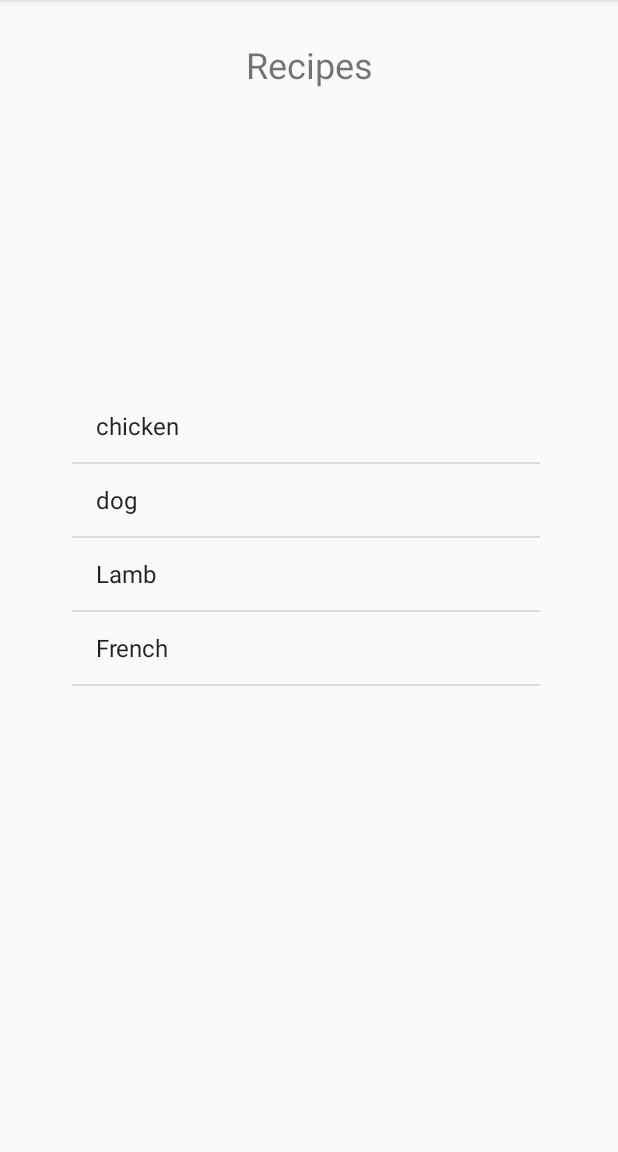
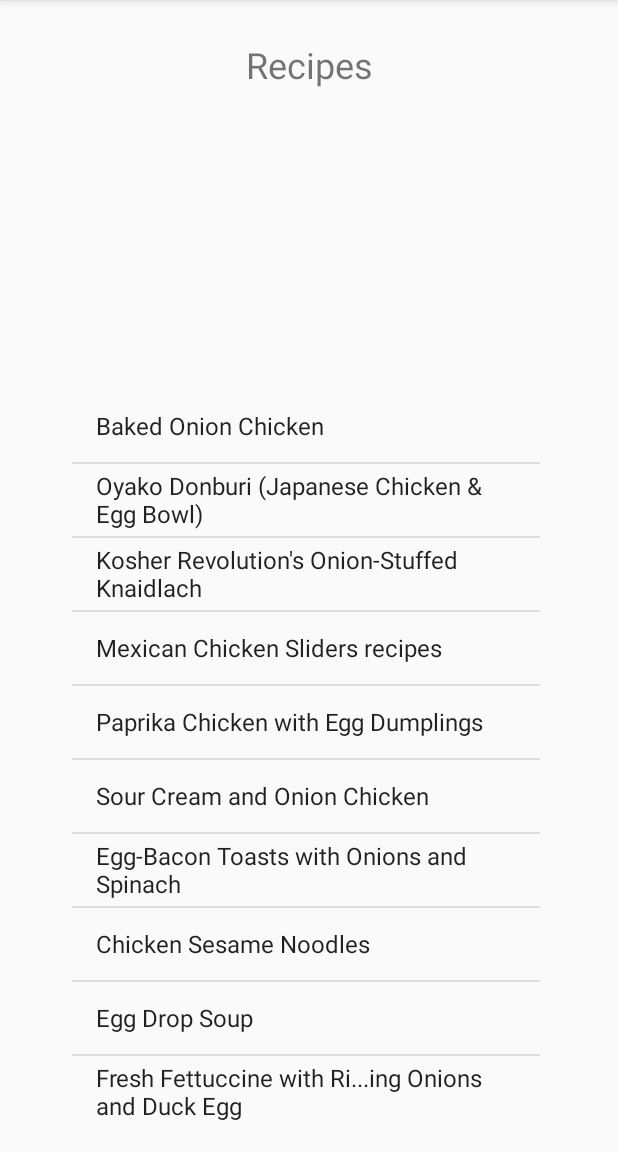
Before and after one commit to ChuckeyTheBear/CS125MP6, an Android app: the screen it shows after launch (Recipe_List_Screen), after a tap on "Get Recipes!", on a phone screen of 412 x 824 dp, the part 84-1236 px from its top. Run offline under Robolectric (Android 15) with nearby library versions, the phone set to English and light mode, and no system bars.

```diff
--- a/app/build.gradle
+++ b/app/build.gradle
@@ -20,6 +20,7 @@ android {
 }
 
 dependencies {
+    compile 'com.android.volley:volley:1.1.1'
     implementation fileTree(include: ['*.jar'], dir: 'libs')
     implementation 'com.android.support:appcompat-v7:28.0.0'
     implementation 'com.android.support.constraint:constraint-layout:1.1.3'
--- a/app/src/main/AndroidManifest.xml
+++ b/app/src/main/AndroidManifest.xml
@@ -1,6 +1,8 @@
 <?xml version="1.0" encoding="utf-8"?>
 <manifest xmlns:android="http://schemas.android.com/apk/res/android"
     package="none.cs125mp6">
+
+    <uses-permission android:name="android.permission.INTERNET" />
 
     <application
         android:allowBackup="true"
@@ -16,7 +18,7 @@
                 <category android:name="android.intent.category.LAUNCHER" />
             </intent-filter>
         </activity>
-        <activity android:name=".Recipe_List_Screen"></activity>
+        <activity android:name=".Recipe_List_Screen" />
     </application>
 
 </manifest>
--- a/app/src/main/java/none/cs125mp6/MainActivity.java
+++ b/app/src/main/java/none/cs125mp6/MainActivity.java
@@ -58,6 +58,7 @@ public class MainActivity extends AppCompatActivity {
         EditText editText = (EditText) findViewById(R.id.editText);
         String message = editText.getText().toString();
         intent.putExtra(EXTRA_MESSAGE, message);
+        intent.putExtra("ingredients", ingredientList);
         startActivity(intent);
     }
 }
--- a/app/src/main/java/none/cs125mp6/Recipe_List_Screen.java
+++ b/app/src/main/java/none/cs125mp6/Recipe_List_Screen.java
@@ -1,7 +1,11 @@
 package none.cs125mp6;
 
+import android.content.Intent;
+import android.net.Uri;
 import android.support.v7.app.AppCompatActivity;
 import android.os.Bundle;
+import android.view.View;
+import android.widget.AdapterView;
 import android.widget.ArrayAdapter;
 import android.widget.ListView;
 
@@ -11,21 +15,109 @@ public class Recipe_List_Screen extends AppCompatActivity {
 
 
     ArrayList<String> ingredientList = new ArrayList<String>();
+    ArrayList<String> recipeList = new ArrayList<String>();
     private ListView LV;
 
     @Override
     protected void onCreate(Bundle savedInstanceState) {
         super.onCreate(savedInstanceState);
         setContentView(R.layout.activity_recipe__list__screen);
+        Intent intent = getIntent();
+        ingredientList = intent.getStringArrayListExtra("ingredients");
+
+        String ingredientsAsString = arrayListToString(ingredientList);
+
+        String finalURL = "https://api.edamam.com/search?q=";
+        finalURL += ingredientsAsString;
+        finalURL += "&app_id=9bcb6bc3&app_key=b0ef075aac9128f84e02f26a65137c35&from=0&to=10";
 
 
-        ingredientList.add("chicken");
-        ingredientList.add("dog");
-        ingredientList.add("Lamb");
-        ingredientList.add("French");
+//        RequestQueue requestQueue = Volley.newRequestQueue(this);
+//
+//        RequestFuture<JSONObject> future = RequestFuture.newFuture();
+//        JsonObjectRequest request = new JsonObjectRequest(finalURL, new JSONObject(), future, future);
+//        requestQueue.add(request);
+//
+//
+//        try {
+//            JSONObject response = future.get(); // this will block
+//        } catch (InterruptedException e) {
+//            // exception handling
+//        } catch (ExecutionException e) {
+//            // exception handling
+//        }
+
+
+        recipeList.add("Baked Onion Chicken");
+        recipeList.add("Oyako Donburi (Japanese Chicken & Egg Bowl)");
+        recipeList.add("Kosher Revolution's Onion-Stuffed Knaidlach");
+        recipeList.add("Mexican Chicken Sliders recipes");
+        recipeList.add("Paprika Chicken with Egg Dumplings");
+        recipeList.add("Sour Cream and Onion Chicken");
+        recipeList.add("Egg-Bacon Toasts with Onions and Spinach");
+        recipeList.add("Chicken Sesame Noodles");
+        recipeList.add("Egg Drop Soup");
+        recipeList.add("Fresh Fettuccine with Ri...ing Onions and Duck Egg");
+
         LV = (ListView) findViewById(R.id.allRecipes);
         ArrayAdapter<String> arrayAdapter =
-                new ArrayAdapter<String>(this, android.R.layout.simple_list_item_1, ingredientList);
+                new ArrayAdapter<String>(this, android.R.layout.simple_list_item_1, recipeList);
         LV.setAdapter(arrayAdapter);
+        LV.setOnItemClickListener(new AdapterView.OnItemClickListener() {
+            @Override
+            public void onItemClick(AdapterView<?> parent, View view, int position, long id) {
+                if (position == 0) {
+                    Intent browserIntent = new Intent(Intent.ACTION_VIEW, Uri.parse("https://www.edamam.com/recipe/baked-onion-chicken-12013e9d3f452cbc68d070e4d99e6989/chicken%2Cegg%2Conion"));
+                    startActivity(browserIntent);
+                }
+                if (position == 1) {
+                    Intent browserIntent = new Intent(Intent.ACTION_VIEW, Uri.parse("https://food52.com/recipes/2293-oyako-donburi-japanese-chicken-egg-bowl"));
+                    startActivity(browserIntent);
+                }
+                if (position == 2) {
+                    Intent browserIntent = new Intent(Intent.ACTION_VIEW, Uri.parse("https://www.seriouseats.com/recipes/2011/12/kosher-revolutions-onion-stuffed-knaidlach-recipe.html"));
+                    startActivity(browserIntent);
+                }
+                if (position == 3) {
+                    Intent browserIntent = new Intent(Intent.ACTION_VIEW, Uri.parse("https://www.epicurious.com/recipes/food/views/mexican-chicken-sliders-56389885"));
+                    startActivity(browserIntent);
+                }
+                if (position == 4) {
+                    Intent browserIntent = new Intent(Intent.ACTION_VIEW, Uri.parse("https://www.saveur.com/article/Recipes/Paprika-Chicken-with-Egg-Dumplings"));
+                    startActivity(browserIntent);
+                }
+                if (position == 5) {
+                    Intent browserIntent = new Intent(Intent.ACTION_VIEW, Uri.parse("https://www.thedailymeal.com/sour-cream-and-onion-chicken-recipe"));
+                    startActivity(browserIntent);
+                }
+                if (position == 6) {
+                    Intent browserIntent = new Intent(Intent.ACTION_VIEW, Uri.parse("https://www.marthastewart.com/340632/egg-bacon-toasts-with-onions-and-spinach"));
+                    startActivity(browserIntent);
+                }
+                if (position == 7) {
+                    Intent browserIntent = new Intent(Intent.ACTION_VIEW, Uri.parse("https://www.bbcgoodfood.com/var/www/html/bbcgoodfood/docroot/recipes/4556"));
+                    startActivity(browserIntent);
+                }
+                if (position == 8) {
+                    Intent browserIntent = new Intent(Intent.ACTION_VIEW, Uri.parse("https://www.simplyrecipes.com/recipes/egg_drop_soup/"));
+                    startActivity(browserIntent);
+                }
+                if (position == 9) {
+                    Intent browserIntent = new Intent(Intent.ACTION_VIEW, Uri.parse("https://herbivoracious.com/2009/05/fresh-fettucini-with-ricotta-spring-onions-and-duck-egg-recipe.html"));
+                    startActivity(browserIntent);
+                }
+            }
+        });
     }
+
+    public String arrayListToString(ArrayList<String> toConvert) {
+        String toReturn = "";
+
+        for (String s : toConvert)
+        {
+            toReturn += s + ",";
+        }
+        return toReturn;
+    }
+
 }
```
Also changed, not shown: 1 other file.
